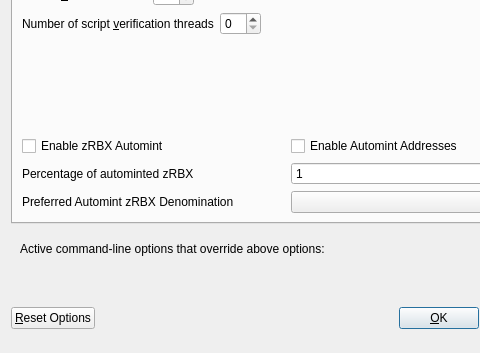
First picture: the form in src/qt/forms/optionsdialog.ui, repository Liquid369/blank, before the edit; both pictures show x 0 to 480 and y 89 to 442 of the 576 by 442 pixel window.
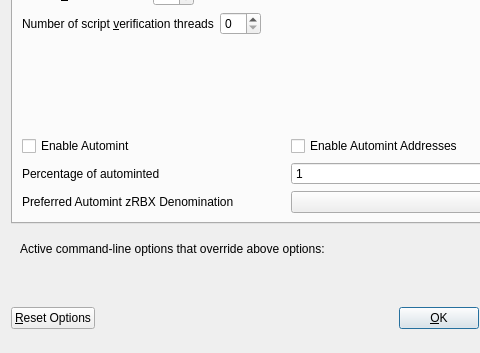
Second picture: the form after the edit. Custom widgets are drawn as their Qt base class.

Commit message: [GUI] Hide zRBX

```diff
--- a/src/qt/forms/optionsdialog.ui
+++ b/src/qt/forms/optionsdialog.ui
@@ -147,7 +147,7 @@
                <enum>Qt::LeftToRight</enum>
               </property>
               <property name="text">
-               <string>Enable zRBX Automint</string>
+               <string>Enable Automint</string>
               </property>
              </widget>
             </item>
@@ -174,7 +174,7 @@
                <string>Percentage of incoming RBX which get automatically converted to zRBX via Zerocoin Protocol (min: 10%)</string>
               </property>
               <property name="text">
-               <string>Percentage of autominted zRBX</string>
+               <string>Percentage of autominted</string>
               </property>
              </widget>
             </item>
```
Left out of the diff: 6 changed lines with no effect on the pictures. The commit also changes 1 other file.
